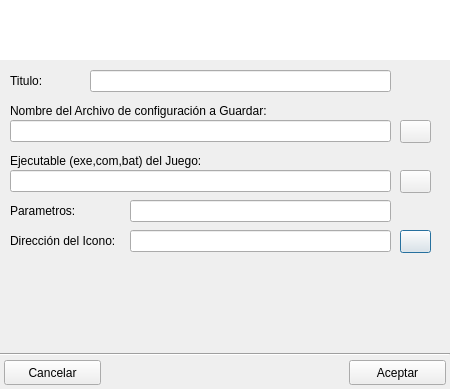
Above: ui/vdmsound.ui from Monthy/gr-lida before the change. Below: the same form after it.
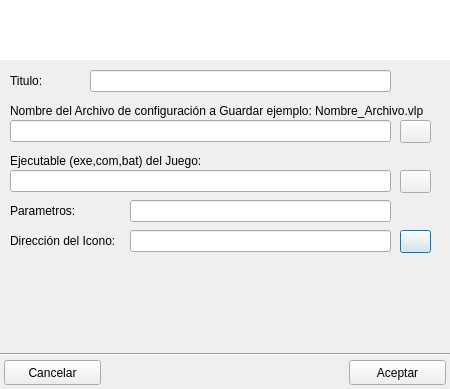
That is the form after the change. Icons and pictures are not drawn.

Commit message: - Actualizado gr-lida.pro a la versión 0.4.0. Se añaden todos los archivos de doc/ a la instalación. Se cambian los tabuladores por espacios en la instalación !win32. - Se actualizan los archivos ui a la versión 0.4.0.

Diff of the .ui file:
```diff
--- a/ui/vdmsound.ui
+++ b/ui/vdmsound.ui
@@ -207,12 +207,12 @@
        <rect>
         <x>10</x>
         <y>40</y>
-        <width>361</width>
+        <width>431</width>
         <height>21</height>
        </rect>
       </property>
       <property name="text" >
-       <string>Nombre del Archivo de configuración a Guardar:</string>
+       <string>Nombre del Archivo de configuración a Guardar ejemplo: Nombre_Archivo.vlp</string>
       </property>
      </widget>
      <widget class="QLabel" name="lb_Datos_1" >
```
Left out of the diff: 30 changed lines with no effect on the pictures. The commit also changes 15 other files.
